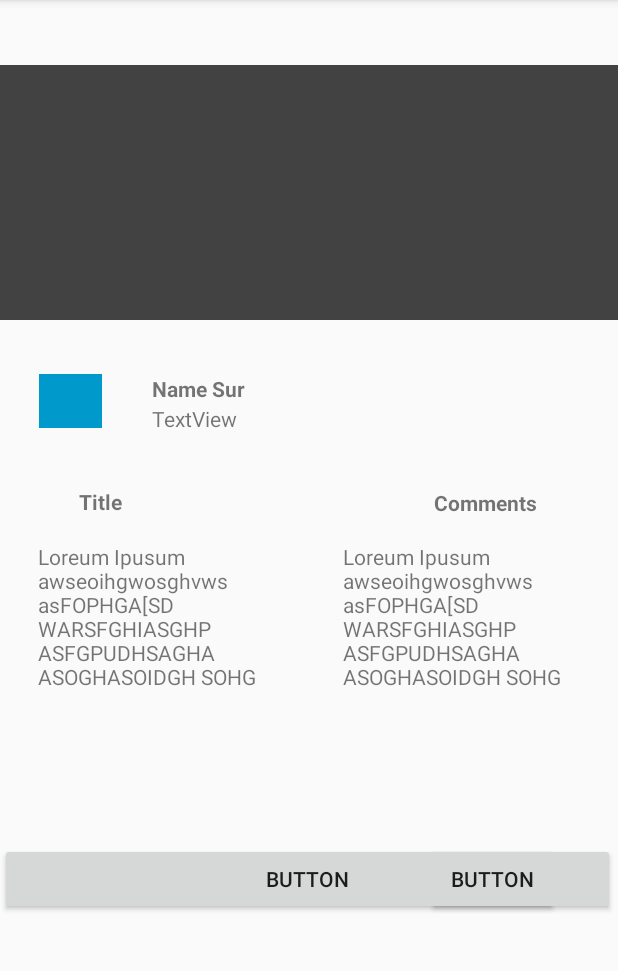
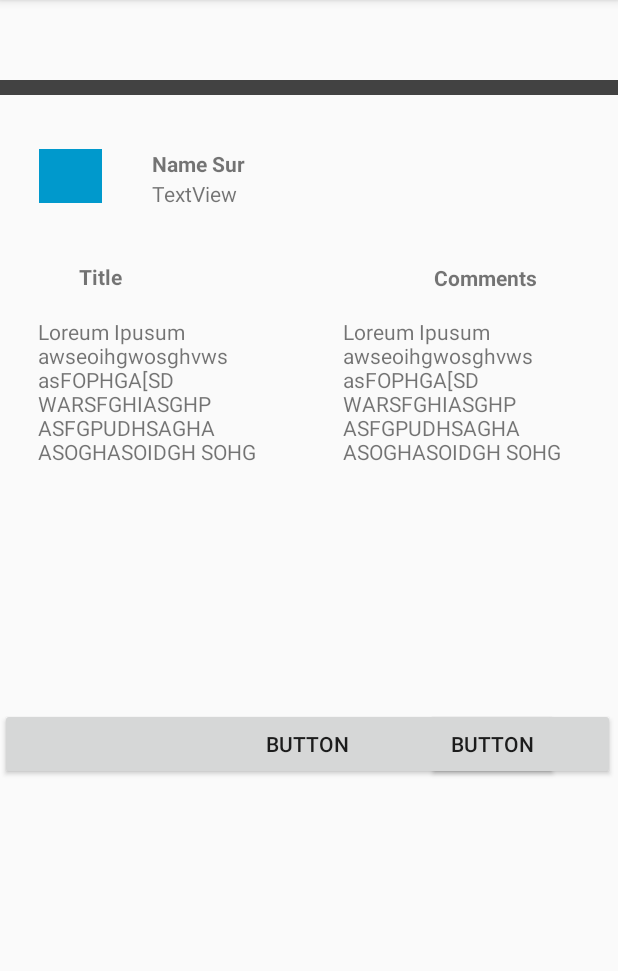
Before and after one commit to kumar245/GIt-Rebase, an Android app: the screen it shows after launch (MainActivity), on a phone screen of 412 x 824 dp, the part 84-1055 px from its top. Run offline under Robolectric (Android 15) with nearby library versions, the phone set to English and light mode, and no system bars.

Commit message:
First Image Commit

```diff
--- a/app/src/main/res/layout/activity_main.xml
+++ b/app/src/main/res/layout/activity_main.xml
@@ -10,7 +10,7 @@
     <ImageView
         android:id="@+id/image1"
         android:layout_width="0dp"
-        android:layout_height="170dp"
+        android:layout_height="10dp"
         android:layout_marginBottom="8dp"
         android:layout_marginTop="8dp"
         android:src="@color/cardview_dark_background"
```
